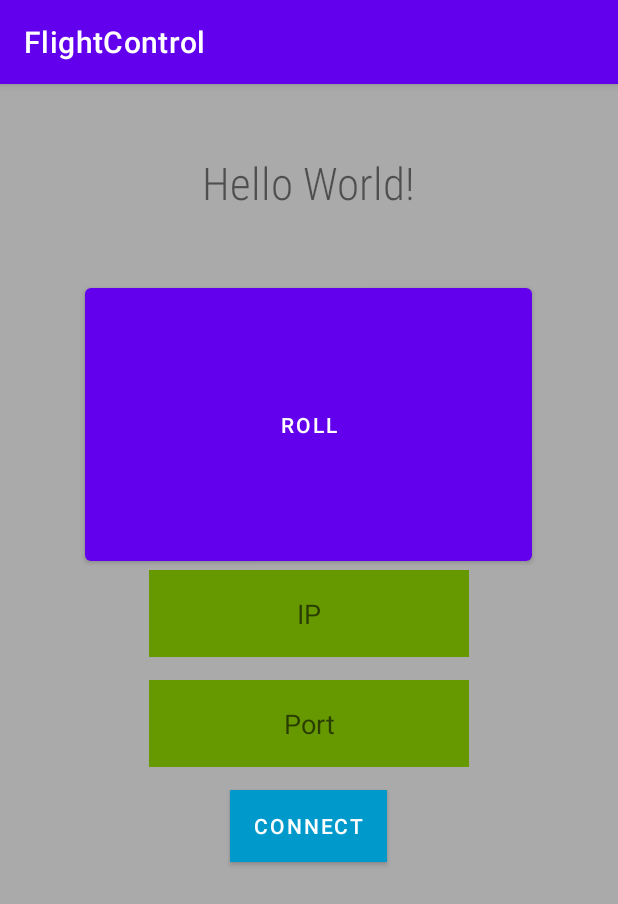
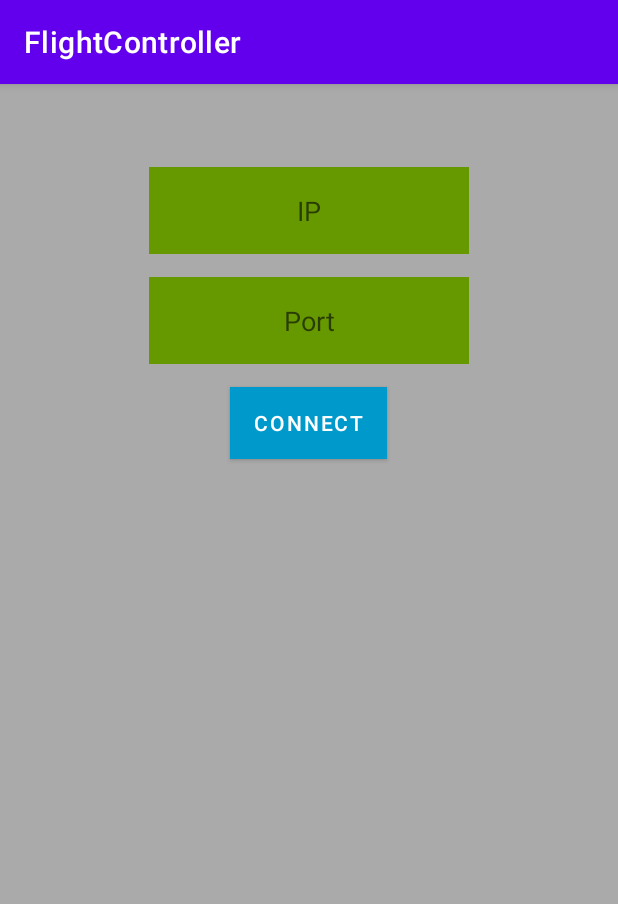
Before and after one commit to noamsal/FlightSimulator-Controller, an Android app: the screen it shows after launch (MainActivity), on a phone screen of 412 x 824 dp. Shown: the top 904 px of the screen. Run offline under Robolectric (Android 15) with nearby library versions, the phone set to English and light mode, and no system bars; our stand-ins replace data binding.

Commit message:
Noam - updated IP to accept '.', removed previous examples, changed app name a bit

```diff
--- a/app/src/main/java/com/example/flightsimulatorapp/views/MainActivity.kt
+++ b/app/src/main/java/com/example/flightsimulatorapp/views/MainActivity.kt
@@ -20,21 +20,25 @@ class MainActivity : AppCompatActivity() {
     override fun onCreate(savedInstanceState: Bundle?) {
         super.onCreate(savedInstanceState)
         setContentView(R.layout.activity_main)
-        val rollButton: Button = findViewById(R.id.roll_button)
+
+        //val rollButton: Button = findViewById(R.id.roll_button)
+
         //rollButton is of type 'Button'. now we're actually referring to a UI object!
         //now we're using rollButton to connect between him and the operating method for clicking him
         //p.s. - we're overriding this method (i guess)
-        rollButton.setOnClickListener { rollDice() }
+
+        //rollButton.setOnClickListener { rollDice() }
+
         /*register 'Submit' func. as a Handler for our connection button*/
         findViewById<Button>(R.id.Connect_Button).setOnClickListener { submit(it) } // 'it' refers to the submit button
     }
     // my addition
     //this function shall operate on a click - because SetOnClicked decided in 'onCreate'
-    private fun rollDice() {
-        //Toast.makeText(this, "button clicked", Toast.LENGTH_SHORT).show()
-        val resultText: TextView = findViewById(R.id.result_text) // get reference to 'TextView' GUI
-        resultText.text = "Dice Rolled" //change the 'TextView' 's text field to a different string
-    }
+//    private fun rollDice() {
+//        //Toast.makeText(this, "button clicked", Toast.LENGTH_SHORT).show()
+//        val resultText: TextView = findViewById(R.id.result_text) // get reference to 'TextView' GUI
+//        resultText.text = "Dice Rolled" //change the 'TextView' 's text field to a different string
+//    }
 
     //this function shall operate on a click on 'connection' button - because SetOnClicked decided in 'onCreate'
     private fun submit(Connect_Button : View) {   // the param. is the connection button itself
--- a/app/src/main/res/layout/activity_main.xml
+++ b/app/src/main/res/layout/activity_main.xml
@@ -17,23 +17,6 @@
         android:paddingTop="40sp"
         tools:context=".views.MainActivity">
 
-        <TextView
-            android:id="@+id/result_text"
-            android:layout_width="wrap_content"
-            android:layout_height="90dp"
-            android:layout_gravity="center_horizontal"
-            android:fontFamily="sans-serif-condensed-light"
-            android:paddingTop="5sp"
-            android:text="Hello World!"
-            android:textSize="30sp" />
-
-        <Button
-            android:id="@+id/roll_button"
-            android:layout_width="298dp"
-            android:layout_height="194dp"
-            android:layout_gravity="center|center_horizontal"
-            android:text="@string/roll_label" />
-
 
 
         <EditText
@@ -41,10 +24,12 @@
             android:layout_width="wrap_content"
             android:layout_height="58dp"
             android:layout_gravity="center|center_horizontal"
+            android:layout_marginTop="15dp"
             android:background="@android:color/holo_green_dark"
             android:ems="10"
             android:hint="@string/IP_number"
             android:inputType="number"
+            android:digits="01234567890."
             android:textAlignment="center" />
 
         <EditText
@@ -70,6 +55,10 @@
             app:backgroundTint="@android:color/holo_blue_dark"
             android:onClick="@{() -> viewmodel.onConnect()}"/>
 
+
+
+
+
     </LinearLayout>
 
 </layout>
--- a/app/src/main/res/values/strings.xml
+++ b/app/src/main/res/values/strings.xml
@@ -1,5 +1,5 @@
 <resources>
-    <string name="app_name">FlightControl</string>
+    <string name="app_name">FlightController</string>
     <string name="roll_label">Roll</string>
     <string name="IP_number">IP</string>
     <string name="Port_number">Port</string>
```
